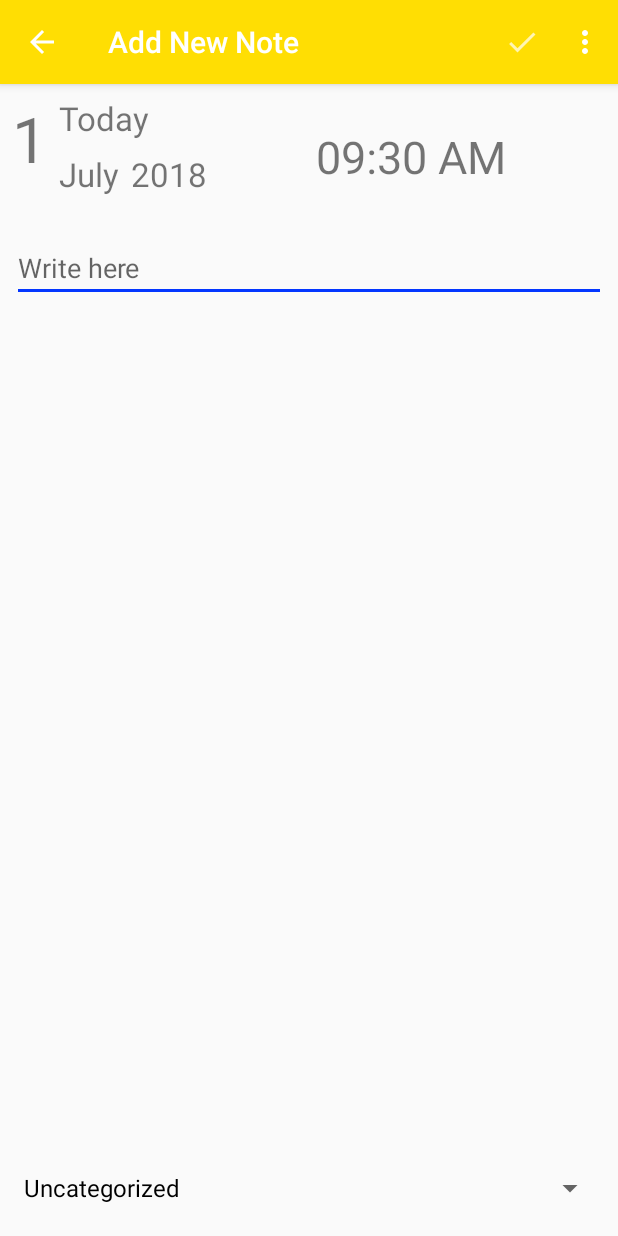
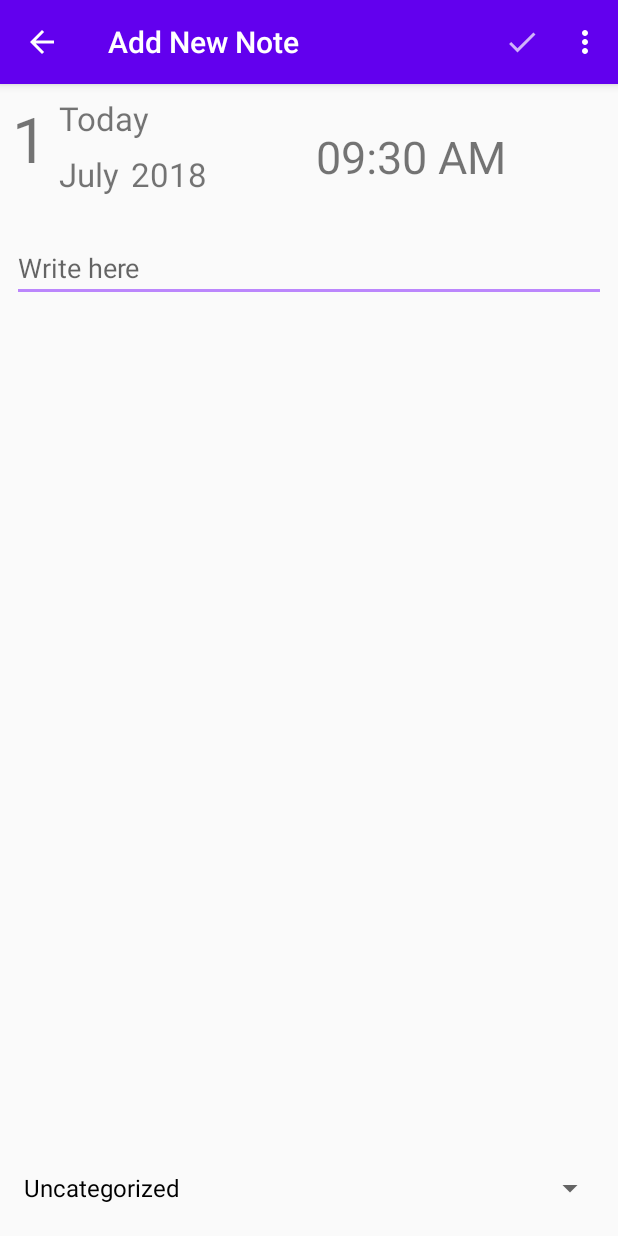
Before and after one commit to Harjacober/JournalApp, an Android app: the screen it shows after launch once a user with an empty profile is signed in (AddNewNote), after a tap on an icon or button, on a phone screen of 412 x 824 dp. Run offline under Robolectric (Android 15) with nearby library versions, the phone set to English and light mode, and no system bars; our stand-ins replace Firebase (no records; nobody signed in at launch, a user with empty details on screens opened directly); libraries missing offline, so code that uses them is left out: com.firebase.ui; 3 other taps on this screen came first.

Commit message:
initial commit

```diff
--- a/app/src/main/java/com/example/welcome/journalapp/MainActivity.java
+++ b/app/src/main/java/com/example/welcome/journalapp/MainActivity.java
@@ -50,7 +50,6 @@ public class MainActivity extends AppCompatActivity implements
         super.onCreate(savedInstanceState);
         setContentView(R.layout.activity_main);
 
-        setTitle(Html.fromHtml("<font color=#000000>JournalApp</font>."));
         requestAllPermission();
         getSupportActionBar().setElevation(0);
         PagerTabStrip mPagerTabStrip= findViewById(R.id.pager_tab_strip);
@@ -73,7 +72,7 @@ public class MainActivity extends AppCompatActivity implements
         spinner.getViewTreeObserver().addOnGlobalLayoutListener(new ViewTreeObserver.OnGlobalLayoutListener() {
             @Override
             public void onGlobalLayout() {
-                ((TextView) spinner.getSelectedView()).setTextColor(Color.BLACK);
+                ((TextView) spinner.getSelectedView()).setTextColor(Color.WHITE);
             }
         });
         spinner.setOnItemSelectedListener(this);
@@ -154,8 +153,8 @@ public class MainActivity extends AppCompatActivity implements
         @Override
         public CharSequence getPageTitle(int position) {
             switch (position){
-                case 0: return Html.fromHtml("<font color=#000000>HOME</font>.");
-                case 1: return Html.fromHtml("<font color=#000000>CALENDAR VIEW</font>.");
+                case 0: return Html.fromHtml("<font color=#ffffff><b>HOME</b></font>.");
+                case 1: return Html.fromHtml("<font color=#ffffff><b>CALENDAR VIEW</b></font>.");
                 default:return null;
             }
         }
--- a/app/src/main/res/values/colors.xml
+++ b/app/src/main/res/values/colors.xml
@@ -1,6 +1,6 @@
 <?xml version="1.0" encoding="utf-8"?>
 <resources>
-    <color name="colorPrimary">#FFDE03</color>
-    <color name="colorPrimaryDark">#FFDE03</color>
-    <color name="colorAccent">#0336FF</color>
+    <color name="colorPrimary">#6200EE</color>
+    <color name="colorPrimaryDark">#3700B3</color>
+    <color name="colorAccent">#BB86FC</color>
 </resources>
--- a/app/src/main/res/values/styles.xml
+++ b/app/src/main/res/values/styles.xml
@@ -11,6 +11,7 @@
     <style name="DialogTheme" parent="Theme.AppCompat.Light">
         <item name="colorAccent">#691A99</item>
     </style>
+
     <style name="LoginTheme" parent="FirebaseUI">
         <item name="colorPrimary">@color/colorPrimaryDark</item>
         <item name="colorPrimaryDark">@color/colorPrimaryDark</item>
```
